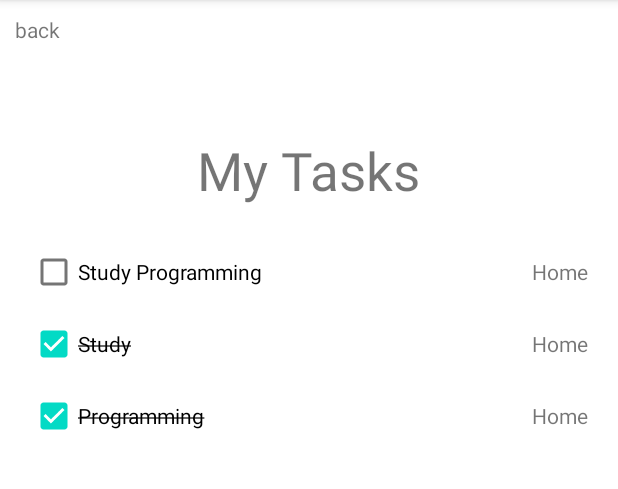
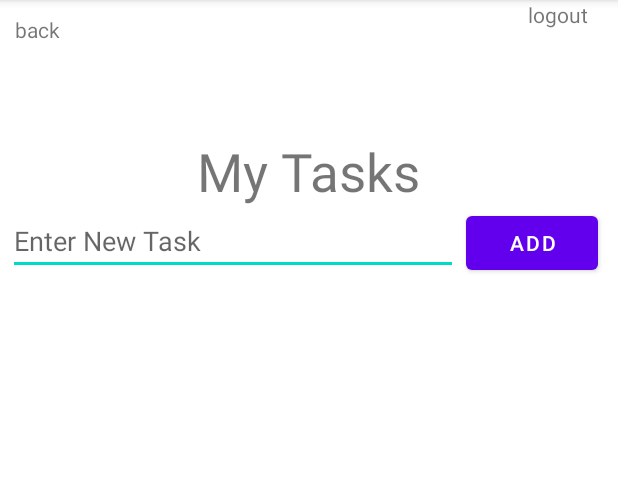
Before and after one commit to reemrh/exampleAndroidApp, an Android app: the MainActivity screen opened directly, with no data from a screen before it, on a phone screen of 412 x 824 dp, the part 84-573 px from its top. Run offline under Robolectric (Android 15) with nearby library versions, the phone set to English and light mode, and no system bars; our stand-ins replace Firebase (no records; nobody signed in at launch, a user with empty details on screens opened directly).

```diff
--- a/app/src/main/java/com/example/exampleapp/MainActivity.java
+++ b/app/src/main/java/com/example/exampleapp/MainActivity.java
@@ -1,12 +1,24 @@
 package com.example.exampleapp;
 
+import android.content.Intent;
 import android.os.Bundle;
 import android.view.View;
+import android.widget.Button;
+import android.widget.EditText;
 import android.widget.TextView;
+import android.widget.Toast;
 
+import androidx.annotation.NonNull;
 import androidx.appcompat.app.AppCompatActivity;
 import androidx.recyclerview.widget.LinearLayoutManager;
 import androidx.recyclerview.widget.RecyclerView;
+import com.google.firebase.auth.FirebaseAuth;
+import com.google.firebase.auth.FirebaseUser;
+import com.google.firebase.database.DataSnapshot;
+import com.google.firebase.database.DatabaseError;
+import com.google.firebase.database.FirebaseDatabase;
+import com.google.firebase.database.ValueEventListener;
+
 
 import java.util.ArrayList;
 import java.util.List;
@@ -16,6 +28,9 @@ public class MainActivity extends AppCompatActivity {
     String emailFromIntent;
     RecyclerView tasks_rv;
     TaskAdapterEx taskAdapter;
+    EditText NewTaskName;
+    Button addNewTask;
+    FirebaseAuth mAuth;
     static List<TaskItem> tasksList = new ArrayList<>();
 
     @Override
@@ -24,6 +39,9 @@ public class MainActivity extends AppCompatActivity {
         setContentView(R.layout.activity_main);
         back = findViewById(R.id.back);
         yourEmail = findViewById(R.id.yourEmail);
+        addNewTask = findViewById(R.id.addNewTask);
+        NewTaskName = findViewById(R.id.NewTaskName);
+
 
         emailFromIntent = getIntent().getStringExtra("email");
         yourEmail.setText(emailFromIntent);
@@ -34,11 +52,59 @@ public class MainActivity extends AppCompatActivity {
                 finish();
             }
         });
+        findViewById(R.id.logout).setOnClickListener(new View.OnClickListener(){
+            @Override
+            public void onClick(View v) {
+                FirebaseAuth.getInstance().signOut();
+                Toast.makeText(MainActivity.this,"signed out", Toast.LENGTH_SHORT).show();
+                Intent intent = new Intent(MainActivity.this, login.class);
+                startActivity(intent);
+
+            }
+        });
+
+        addNewTask.setOnClickListener(new View.OnClickListener(){
+            @Override
+            public void onClick(View v) {
+
+                mAuth = FirebaseAuth.getInstance();
+                FirebaseUser user = mAuth.getCurrentUser();
+                String uid = user.getUid();
+                TaskItem newTask= new TaskItem();
+                newTask.setTitle(NewTaskName.getText().toString());
+                newTask.setIsChecked(false);
+                String taskId=FirebaseDatabase.getInstance().getReference("Users").child(uid).child("tasks").push().getKey();
+                newTask.setId(taskId);
+                FirebaseDatabase.getInstance().getReference("Users").child(uid).child("tasks").child(taskId).setValue(newTask);
+                Toast.makeText(MainActivity.this,"task has been added successfully", Toast.LENGTH_SHORT).show();
+                NewTaskName.setText(" ");
+            }
+
+        });
 
 // add task items to the list
-        tasksList.add(new TaskItem("Study Programming",false));
-        tasksList.add(new TaskItem("Study",true));
-        tasksList.add(new TaskItem("Programming",true));
+//        tasksList.add(new TaskItem("1","Study Programming",false));
+//        tasksList.add(new TaskItem("2","Study",true));
+//        tasksList.add(new TaskItem("3","Programming",true));
+
+        mAuth= FirebaseAuth.getInstance();
+        FirebaseUser user = mAuth.getCurrentUser();
+        String uid = user.getUid();
+        FirebaseDatabase.getInstance().getReference("Users").child(uid).child("tasks")
+                .addValueEventListener(new ValueEventListener() {
+                    @Override
+                    public void onDataChange(@NonNull DataSnapshot dataSnapshot) {
+                        tasksList.clear();
+                        for(DataSnapshot snapshot: dataSnapshot.getChildren() ){
+                            TaskItem task =  snapshot.getValue(TaskItem.class);
+                            tasksList.add(task);
+                        }
+                        taskAdapter.notifyDataSetChanged();
+                    }
+                    @Override
+                    public void onCancelled(@NonNull DatabaseError databaseError) {
+                    }
+                });
 
 
         tasks_rv = findViewById(R.id.tasks_rv);
--- a/app/src/main/res/layout/activity_main.xml
+++ b/app/src/main/res/layout/activity_main.xml
@@ -3,6 +3,11 @@
     android:layout_height="match_parent"
     android:orientation="vertical"
     xmlns:android="http://schemas.android.com/apk/res/android" >
+<LinearLayout
+    android:layout_width="match_parent"
+    android:layout_height="wrap_content"
+    android:orientation="horizontal"
+    >
 
     <TextView
         android:id="@+id/back"
@@ -12,6 +17,18 @@
         android:layout_marginLeft="10dp"
         android:layout_marginTop="10dp"
         />
+    <View
+        android:layout_width="match_parent"
+        android:layout_height="30dp"
+        android:layout_weight="1"/>
+    <TextView
+        android:layout_width="wrap_content"
+        android:layout_height="wrap_content"
+        android:text="logout"
+        android:id="@+id/logout"
+        android:layout_marginHorizontal="20dp"/>
+
+</LinearLayout>
 
     <TextView
         android:id="@+id/yourEmail"
@@ -28,25 +45,28 @@
         android:textSize="35sp"
         android:layout_gravity="center"
         android:text="My Tasks"/>
+
+
+    <LinearLayout
+        android:layout_width="match_parent"
+        android:layout_height="wrap_content"
+        android:orientation="horizontal">
+        <EditText
+            android:layout_marginHorizontal="5dp"
+            android:id="@+id/NewTaskName"
+            android:layout_width="300dp"
+            android:layout_height="wrap_content"
+            android:hint="Enter New Task"/>
+        <Button
+            android:id="@+id/addNewTask"
+            android:layout_width="wrap_content"
+            android:layout_height="wrap_content"
+            android:text="Add"/>
+    </LinearLayout>
     <androidx.recyclerview.widget.RecyclerView
         android:id="@+id/tasks_rv"
         android:layout_marginTop="20dp"
         android:orientation="vertical"
         android:layout_width="match_parent"
         android:layout_height="match_parent" />
-
-
-
-
-
-
-
-
-
-
-
-
-
-
-
 </LinearLayout>
--- a/app/src/main/res/layout/activity_task_empty.xml
+++ b/app/src/main/res/layout/activity_task_empty.xml
@@ -14,8 +14,8 @@
         android:layout_height="30dp"
         android:layout_weight="1" />
     <TextView
-        android:id="@+id/checkboxValue"
+        android:id="@+id/delete"
         android:layout_width="wrap_content"
         android:layout_height="wrap_content"
-        android:text="Home" />
+        android:text="Delete" />
 </LinearLayout>
```
Also changed, not shown: app/build.gradle (+5 -2 lines), app/src/main/java/com/example/exampleapp/Signup.java (+35 -3 lines), app/src/main/java/com/example/exampleapp/TaskAdapterEx.java (+32 -3 lines), app/src/main/java/com/example/exampleapp/TaskItem.java (+12 -2 lines), 1 other file.
